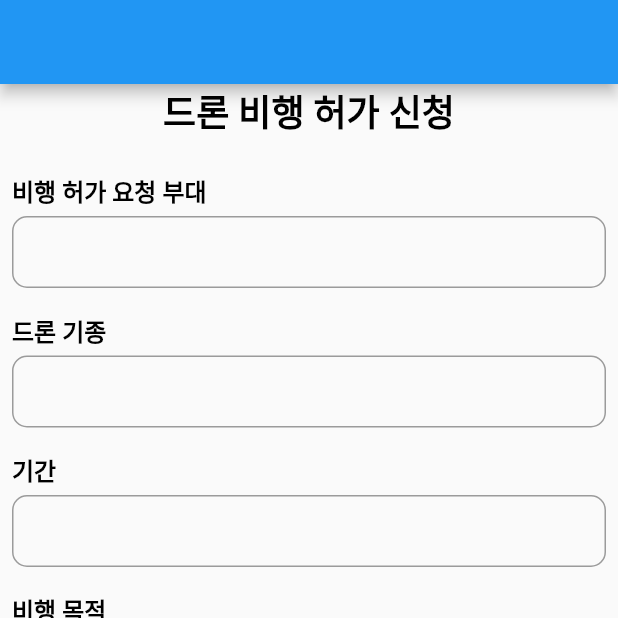
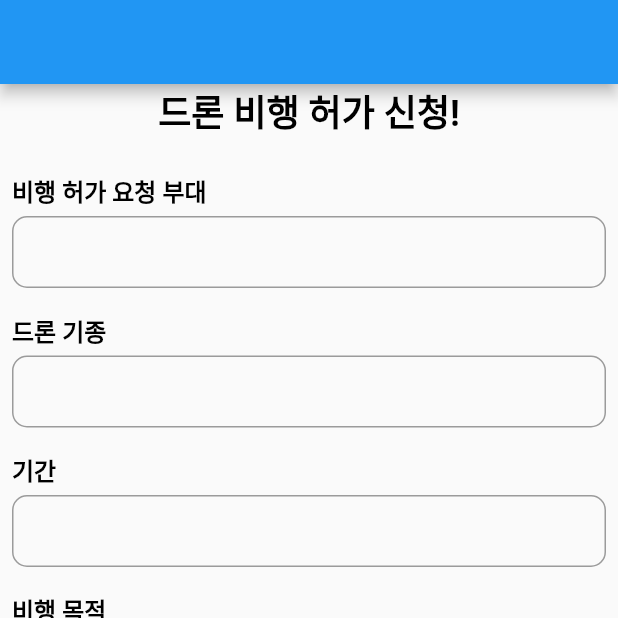
Before and after one commit to osamhack2022/WEB_APP_DroneTheBeat_DroneTheBeat, a Flutter app: the screen it shows after launch, on a phone screen of 412 x 824 dp, the top half of it. Run offline on Flutter 3.47's test engine with Material 2 defaults, Android fonts, the phone set to English and light mode, and no system bars.

```diff
--- a/lib/pages/flight_request_page.dart
+++ b/lib/pages/flight_request_page.dart
@@ -10,7 +10,7 @@ class FlightRequestPage extends StatelessWidget {
       body: ListView(
         children: [
           Text(
-            "드론 비행 허가 신청",
+            "드론 비행 허가 신청!",
             style: h5(),
             textAlign: TextAlign.center,
           ),
```
